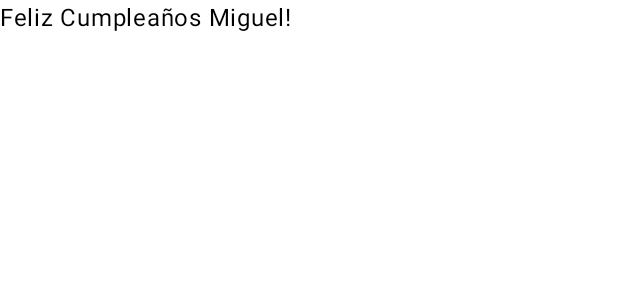
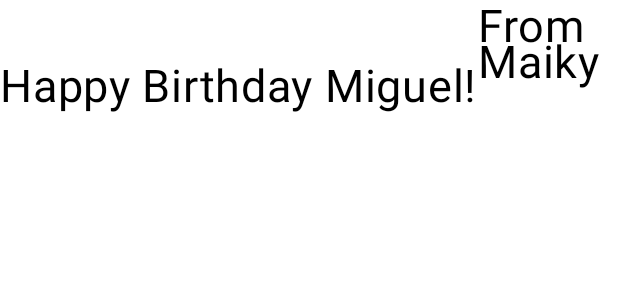
Before and after one commit to Instituto-Tecnologico-de-la-Laguna/Ejemplo1-DAA, an Android app built with Jetpack Compose: the @Preview function GreetingPreview, on a phone screen of 412 x 824 dp. Shown: the top 300 px of the screen. Run offline under Robolectric (Android 15) with nearby library versions, the phone set to English and light mode, and no system bars.

Commit message:
Added row widget that surrounds texts

```diff
--- a/app/src/main/java/com/example/ejemplo1/MainActivity.kt
+++ b/app/src/main/java/com/example/ejemplo1/MainActivity.kt
@@ -4,6 +4,7 @@ import android.os.Bundle
 import androidx.activity.ComponentActivity
 import androidx.activity.compose.setContent
 import androidx.activity.enableEdgeToEdge
+import androidx.compose.foundation.layout.Row
 import androidx.compose.foundation.layout.fillMaxSize
 import androidx.compose.foundation.layout.padding
 import androidx.compose.material3.MaterialTheme
@@ -12,6 +13,7 @@ import androidx.compose.material3.Text
 import androidx.compose.runtime.Composable
 import androidx.compose.ui.Modifier
 import androidx.compose.ui.tooling.preview.Preview
+import androidx.compose.ui.unit.sp
 import com.example.ejemplo1.ui.theme.Ejemplo1Theme
 
 class MainActivity : ComponentActivity() {
@@ -35,16 +37,24 @@ class MainActivity : ComponentActivity() {
 }
 
 @Composable
-fun GreetingText(message: String, modifier: Modifier = Modifier) {
-    Text(
-        text = message
-    )
+fun GreetingText(message: String, from: String, modifier: Modifier = Modifier) {
+    Row {
+        Text(
+            text = message,
+            fontSize = 30.sp,
+            lineHeight = 116.sp,
+        )
+        Text(
+            text = from,
+            fontSize = 30.sp
+        )
+    }
 }
 
 @Preview(showBackground = true)
 @Composable
 fun GreetingPreview() {
     Ejemplo1Theme{
-        GreetingText(message = "Feliz Cumpleaños Miguel!")
+        GreetingText(message = "Happy Birthday Miguel!", from = "From Maiky")
     }
 }
```
